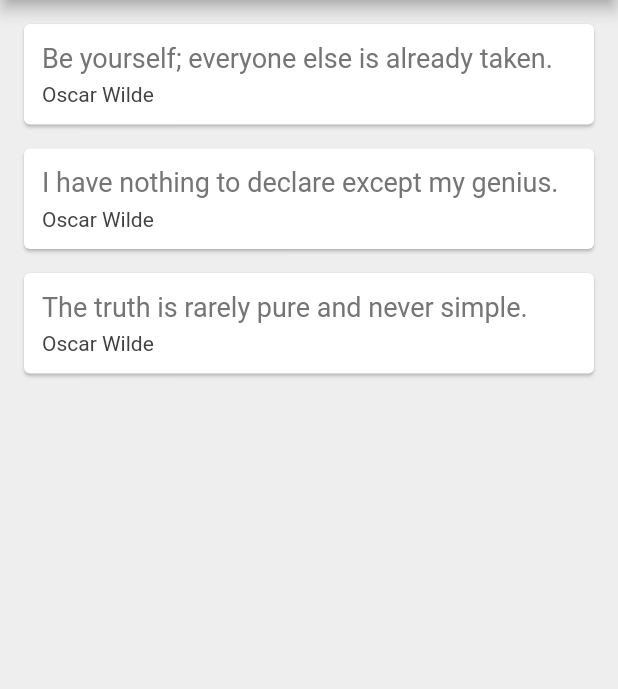
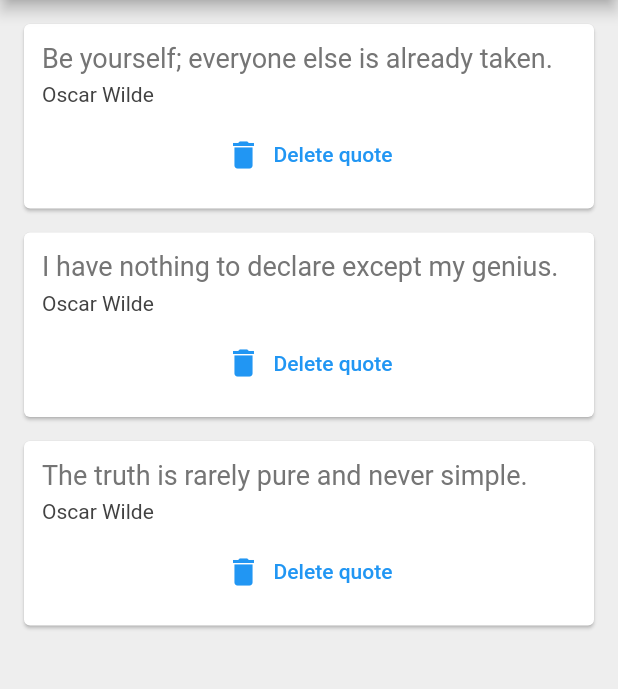
Before and after one commit to ronhedwigzape/quotes, a Flutter app: the screen it shows after launch, on a phone screen of 412 x 824 dp, the part 84-773 px from its top. Run offline on Flutter 3.47's test engine with Material 2 defaults, Android fonts, the phone set to English and light mode, and no system bars.

Commit message:
Learn Functions as Parameter

```diff
--- a/lib/main.dart
+++ b/lib/main.dart
@@ -38,7 +38,14 @@ class _QuoteListState extends State<QuoteList> {
         backgroundColor: Colors.redAccent,
       ),
       body: Column(
-        children: quotes.map((quote) => QuoteCard(quote: quote)).toList(),
+        children: quotes.map((quote) => QuoteCard(
+          quote: quote,
+          delete: () {
+            setState(() {
+              quotes.remove(quote);
+            });
+          }
+        )).toList(),
       ),
     );
   }
--- a/lib/quote_card.dart
+++ b/lib/quote_card.dart
@@ -5,7 +5,8 @@ import 'quote.dart';
 class QuoteCard extends StatelessWidget {
 
   final Quote quote;
-  const QuoteCard({super.key, required this.quote});
+  final Function delete;
+  const QuoteCard({super.key, required this.quote, required this.delete()});
 
   @override
   Widget build(BuildContext context) {
@@ -25,6 +26,14 @@ class QuoteCard extends StatelessWidget {
               quote.author,
               style: TextStyle(fontSize: 14.0, color: Colors.grey[800]),
             ),
+            const SizedBox(height: 8.0),
+            TextButton.icon(
+              onPressed: () {
+                delete();
+              },
+              label: const Text('Delete quote'),
+              icon: const Icon(Icons.delete),
+            ),
           ],
         ),
       ),
```
